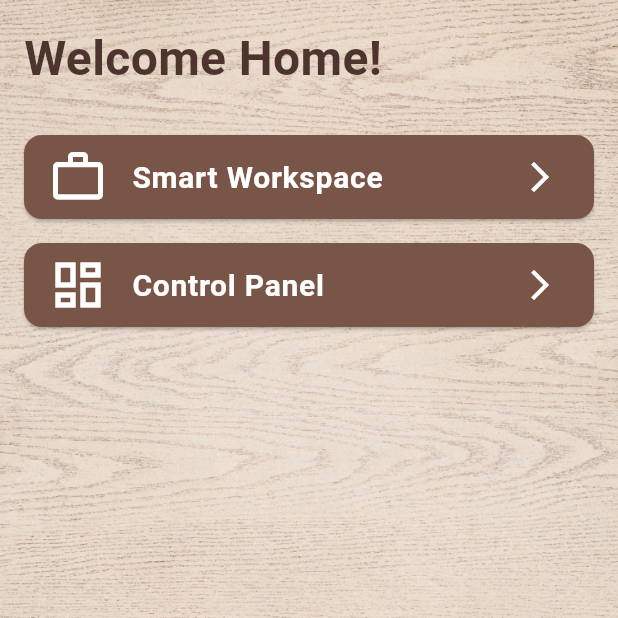
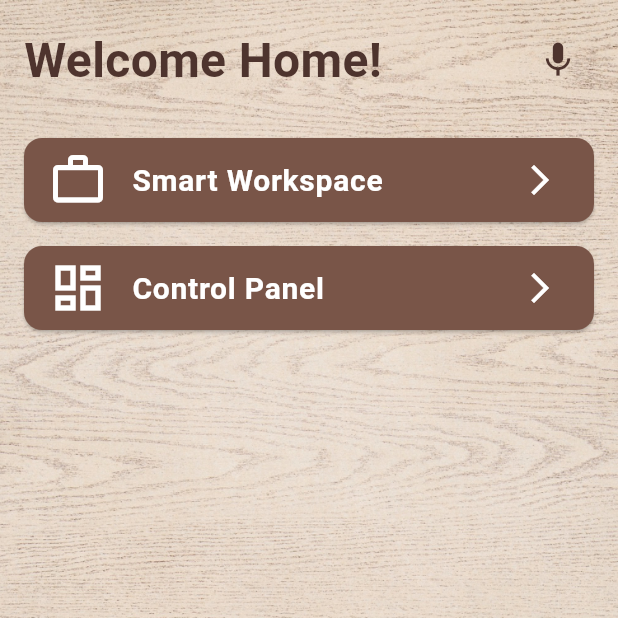
Before and after one commit to abdabkim/Smart-Workbench-App, a Flutter app: the DashboardScreen screen opened directly, on a phone screen of 412 x 824 dp, the top half of it. Run offline on Flutter 3.47's test engine with Material 3 defaults, Android fonts, the phone set to English and light mode, and no system bars; our stand-ins replace dio, file_picker, fl_chart, flutter_local_notifications, shared_preferences, timezone and 1 more; accounts and stored records are empty.

Commit message:
voice assistant added to dashboard screen

```diff
--- a/lib/screens/dashboardscreen.dart
+++ b/lib/screens/dashboardscreen.dart
@@ -19,10 +19,15 @@ class DashboardScreen extends StatelessWidget {
       child: Scaffold(
         backgroundColor: Colors.transparent,
         body: SafeArea(
-          child: Padding(
+          child: Stack(
+            children: [
+              Padding(
                 padding: const EdgeInsets.all(16.0),
                 child: Column(
                   crossAxisAlignment: CrossAxisAlignment.start,
+                  children: [
+                    Row(
+                      mainAxisAlignment: MainAxisAlignment.spaceBetween,
                       children: [
                         Text(
                           'Welcome Home!',
@@ -31,6 +36,33 @@ class DashboardScreen extends StatelessWidget {
                             fontWeight: FontWeight.bold,
                             color: Colors.brown.shade800,
                           ),
+                        ),
+                        IconButton(
+                          icon: const Icon(Icons.mic),
+                          onPressed: () {
+                            // Show voice assistant dialog
+                            showDialog(
+                              context: context,
+                              builder: (BuildContext context) {
+                                return AlertDialog(
+                                  title: const Text('Voice Assistant'),
+                                  content: const Text('Listening...'),
+                                  actions: [
+                                    TextButton(
+                                      onPressed: () {
+                                        Navigator.of(context).pop();
+                                      },
+                                      child: const Text('Cancel'),
+                                    ),
+                                  ],
+                                );
+                              },
+                            );
+                          },
+                          color: Colors.brown.shade800,
+                          iconSize: 28,
+                        ),
+                      ],
                     ),
                     const SizedBox(height: 20),
                     Expanded(
@@ -70,6 +102,8 @@ class DashboardScreen extends StatelessWidget {
                   ],
                 ),
               ),
+            ],
+          ),
         ),
         floatingActionButtonLocation: FloatingActionButtonLocation.centerFloat,
         floatingActionButton: FloatingActionButton(
```
Lines whose indentation alone changed are shown as unchanged.
